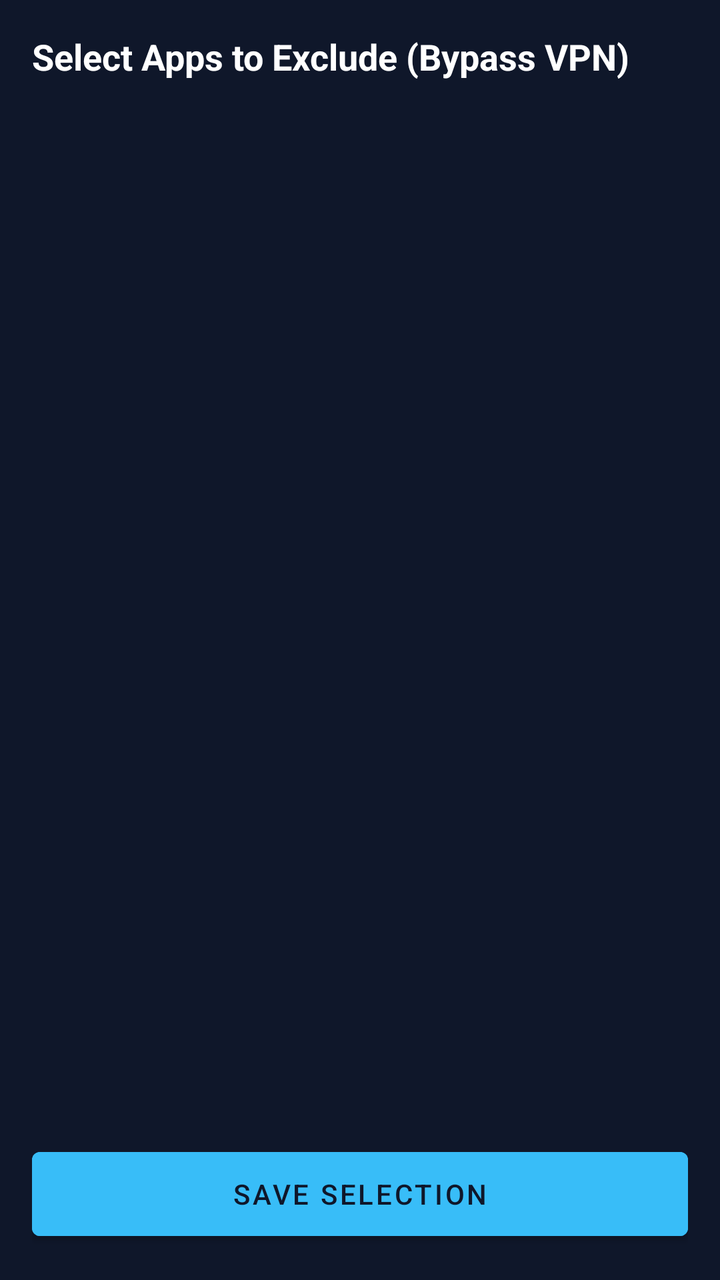
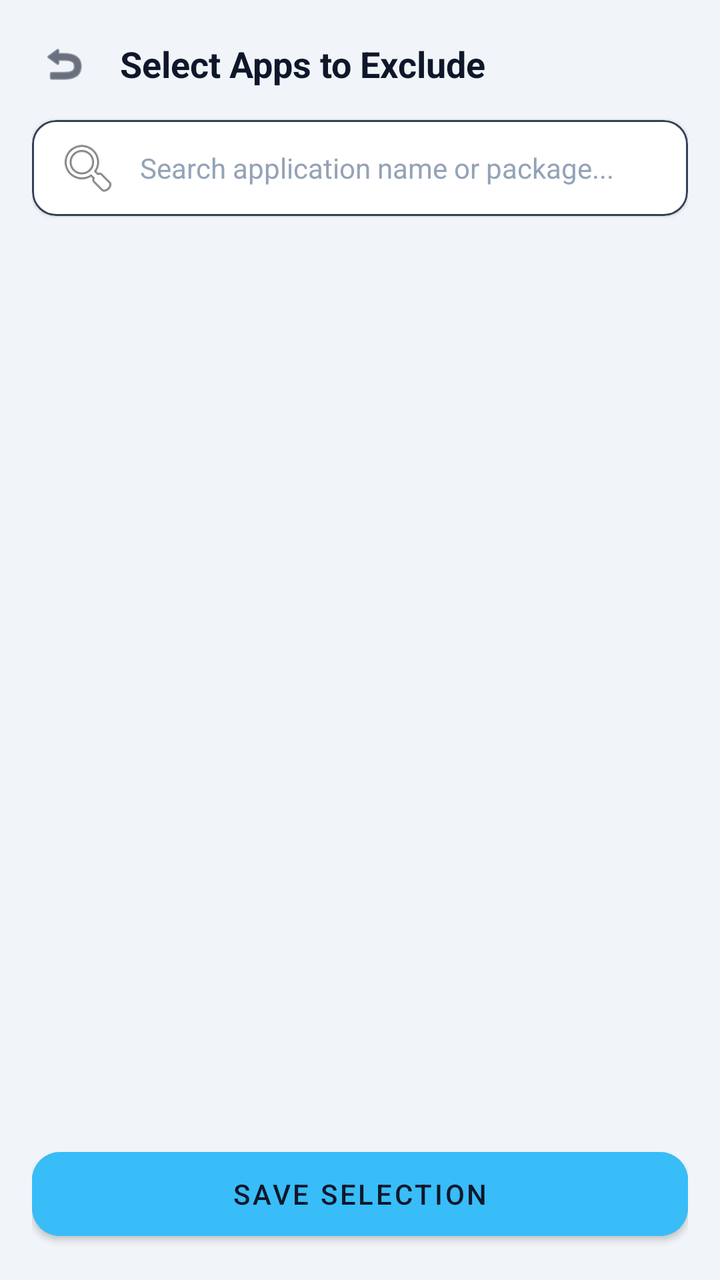

Compare the two renders of this Android layout. The source of the first and the diff that turns it into the second are given below.
<!-- AndroidManifest.xml: application theme AppTheme -->
<!-- res/layout/activity_app_list.xml -->
<?xml version="1.0" encoding="utf-8"?>
<RelativeLayout xmlns:android="http://schemas.android.com/apk/res/android"
    android:layout_width="match_parent"
    android:layout_height="match_parent"
    android:background="#0F172A"
    android:padding="16dp">

    <TextView
        android:id="@+id/tvHeader"
        android:layout_width="wrap_content"
        android:layout_height="wrap_content"
        android:text="Select Apps to Exclude (Bypass VPN)"
        android:textColor="#FFFFFF"
        android:textSize="18sp"
        android:textStyle="bold" />

    <ProgressBar
        android:id="@+id/progressBar"
        android:layout_width="wrap_content"
        android:layout_height="wrap_content"
        android:layout_centerInParent="true" />

    <androidx.recyclerview.widget.RecyclerView
        android:id="@+id/rvApps"
        android:layout_width="match_parent"
        android:layout_height="match_parent"
        android:layout_above="@id/btnSave"
        android:layout_below="@id/tvHeader"
        android:layout_marginTop="12dp"
        android:layout_marginBottom="12dp" />

    <com.google.android.material.button.MaterialButton
        android:id="@+id/btnSave"
        android:layout_width="match_parent"
        android:layout_height="54dp"
        android:layout_alignParentBottom="true"
        android:text="SAVE SELECTION"
        android:backgroundTint="#38BDF8"
        android:textColor="#0F172A" />
</RelativeLayout>
<!-- resources referenced by this layout -->
<resources>
  <style name="AppTheme" parent="Theme.MaterialComponents.DayNight.NoActionBar">
          
          <item name="colorPrimary">#38BDF8</item>
          <item name="colorPrimaryVariant">#0284C7</item>
          <item name="colorOnPrimary">#FFFFFF</item>
          
          
          <item name="android:colorBackground">#F1F5F9</item>
          <item name="colorSurface">#FFFFFF</item>
          <item name="colorOnBackground">#0F172A</item>
          <item name="colorOnSurface">#0F172A</item>
          <item name="android:statusBarColor">#F1F5F9</item>
          <item name="android:windowLightStatusBar">true</item>
      </style>
</resources>

<!-- the commit's change to res/layout/activity_app_list.xml (unified diff, before → after) -->
@@ -1,18 +1,69 @@
 <?xml version="1.0" encoding="utf-8"?>
 <RelativeLayout xmlns:android="http://schemas.android.com/apk/res/android"
+    xmlns:app="http://schemas.android.com/apk/res-auto"
     android:layout_width="match_parent"
     android:layout_height="match_parent"
-    android:background="#0F172A"
+    android:background="?android:attr/colorBackground"
     android:padding="16dp">
 
-    <TextView
-        android:id="@+id/tvHeader"
-        android:layout_width="wrap_content"
+    
+    <LinearLayout
+        android:id="@+id/layoutHeader"
+        android:layout_width="match_parent"
         android:layout_height="wrap_content"
-        android:text="Select Apps to Exclude (Bypass VPN)"
-        android:textColor="#FFFFFF"
-        android:textSize="18sp"
-        android:textStyle="bold" />
+        android:gravity="center_vertical"
+        android:orientation="horizontal">
+
+        <ImageView
+            android:id="@+id/btnBack"
+            android:layout_width="32dp"
+            android:layout_height="32dp"
+            android:background="?attr/selectableItemBackgroundBorderless"
+            android:clickable="true"
+            android:focusable="true"
+            android:padding="4dp"
+            android:src="@android:drawable/ic_menu_revert"
+            app:tint="?attr/colorOnBackground" />
+
+        <TextView
+            android:id="@+id/tvHeader"
+            android:layout_width="wrap_content"
+            android:layout_height="wrap_content"
+            android:layout_marginStart="12dp"
+            android:text="Select Apps to Exclude"
+            android:textColor="?attr/colorOnBackground"
+            android:textSize="18sp"
+            android:textStyle="bold" />
+    </LinearLayout>
+
+    
+    <com.google.android.material.card.MaterialCardView
+        android:id="@+id/cardSearch"
+        android:layout_width="match_parent"
+        android:layout_height="wrap_content"
+        android:layout_below="@id/layoutHeader"
+        android:layout_marginTop="12dp"
+        app:cardBackgroundColor="?attr/colorSurface"
+        app:cardCornerRadius="12dp"
+        app:strokeColor="#334155"
+        app:strokeWidth="1dp">
+
+        <EditText
+            android:id="@+id/etSearchApp"
+            android:layout_width="match_parent"
+            android:layout_height="48dp"
+            android:background="@null"
+            android:drawableStart="@android:drawable/ic_menu_search"
+            android:drawablePadding="10dp"
+            android:hint="Search application name or package..."
+            android:imeOptions="actionSearch"
+            android:inputType="text"
+            android:paddingStart="12dp"
+            android:paddingEnd="12dp"
+            android:textColor="?attr/colorOnBackground"
+            android:textColorHint="#94A3B8"
+            android:textSize="14sp" />
+    </com.google.android.material.card.MaterialCardView>
 
     <ProgressBar
         android:id="@+id/progressBar"
@@ -25,7 +76,7 @@
         android:layout_width="match_parent"
         android:layout_height="match_parent"
         android:layout_above="@id/btnSave"
-        android:layout_below="@id/tvHeader"
+        android:layout_below="@id/cardSearch"
         android:layout_marginTop="12dp"
         android:layout_marginBottom="12dp" />
 
@@ -34,7 +85,9 @@
         android:layout_width="match_parent"
         android:layout_height="54dp"
         android:layout_alignParentBottom="true"
+        android:backgroundTint="#38BDF8"
         android:text="SAVE SELECTION"
-        android:backgroundTint="#38BDF8"
-        android:textColor="#0F172A" />
+        android:textColor="#0F172A"
+        app:cornerRadius="14dp" />
+
 </RelativeLayout>
